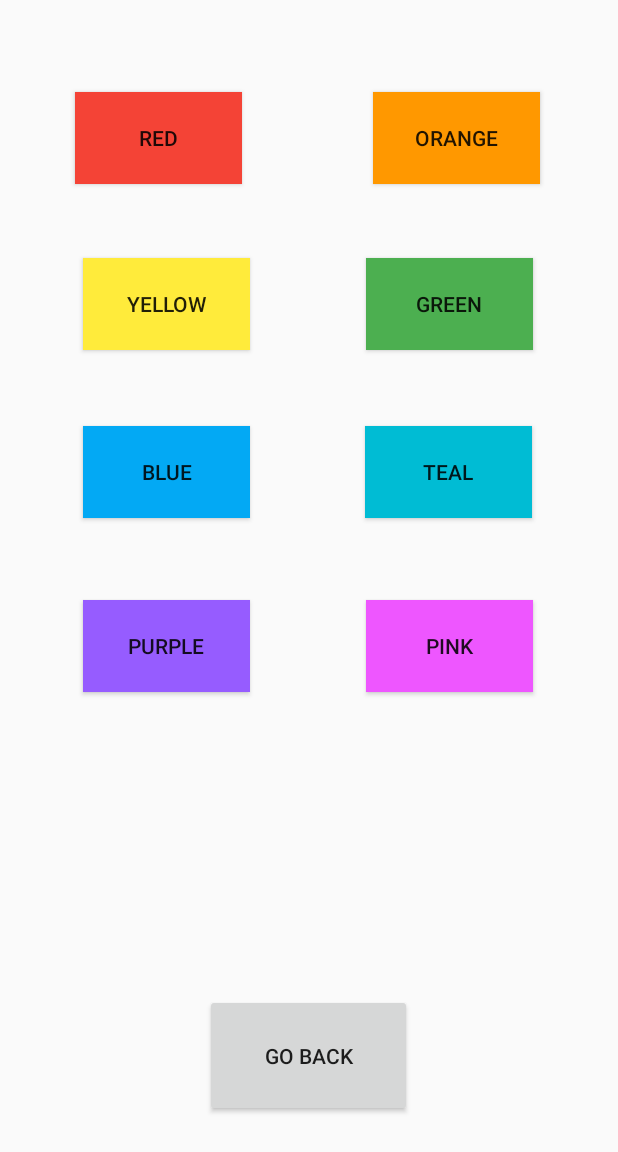
After one commit to Tron-CS125/CS125-Tron, an Android app: the layout color_customization.xml on its own in the app's theme, with its tools: preview values and no code run, on a phone screen of 412 x 824 dp. The commit adds this screen. Shown: the top 1152 px of the screen. Run offline under Robolectric (Android 15) with nearby library versions, the phone set to English and light mode, and no system bars.

Commit message:
JayBranchMonday - added ColorActivity - added SnakeActivity - added ButtonPressesActivity - added color_customization.xml - added design_menu.xml - added snake_arena.xml

```diff
--- /dev/null
+++ b/app/src/main/java/com/example/tron/SnakeActivity.java
@@ -0,0 +1,5 @@
+package com.example.tron;
+
+public class SnakeActivity extends MainActivity {
+    //code for snake arena goes here
+}
--- /dev/null
+++ b/app/src/main/res/layout/color_customization.xml
@@ -0,0 +1,147 @@
+<?xml version="1.0" encoding="utf-8"?>
+<LinearLayout xmlns:android="http://schemas.android.com/apk/res/android"
+    xmlns:app="http://schemas.android.com/apk/res-auto"
+    xmlns:tools="http://schemas.android.com/tools"
+    android:orientation="vertical" android:layout_width="match_parent"
+    android:layout_height="match_parent">
+
+    <androidx.constraintlayout.widget.ConstraintLayout
+        android:layout_width="match_parent"
+        android:layout_height="match_parent"
+        tools:layout_editor_absoluteX="-59dp"
+        tools:layout_editor_absoluteY="111dp">
+
+        <Button
+            android:id="@+id/pinkButton"
+            android:layout_width="111dp"
+            android:layout_height="61dp"
+            android:layout_marginStart="244dp"
+            android:layout_marginLeft="244dp"
+            android:layout_marginTop="400dp"
+            android:background="#EE56FF"
+            android:text="@string/pink"
+            app:layout_constraintStart_toStartOf="parent"
+            app:layout_constraintTop_toTopOf="parent" />
+
+        <Button
+            android:id="@+id/purpleButton"
+            android:layout_width="111dp"
+            android:layout_height="61dp"
+            android:layout_marginStart="55dp"
+            android:layout_marginLeft="55dp"
+            android:layout_marginTop="400dp"
+            android:layout_marginEnd="77dp"
+            android:layout_marginRight="77dp"
+            android:background="#965CFF"
+            android:text="@string/purple"
+            app:layout_constraintEnd_toStartOf="@+id/orangeButton"
+            app:layout_constraintHorizontal_bias="0.0"
+            app:layout_constraintStart_toStartOf="parent"
+            app:layout_constraintTop_toTopOf="parent" />
+
+        <Button
+            android:id="@+id/blueButton"
+            android:layout_width="111dp"
+            android:layout_height="61dp"
+            android:layout_marginStart="55dp"
+            android:layout_marginLeft="55dp"
+            android:layout_marginTop="284dp"
+            android:layout_marginEnd="77dp"
+            android:layout_marginRight="77dp"
+            android:background="#03A9F4"
+            android:text="@string/blue"
+            app:layout_constraintEnd_toStartOf="@+id/orangeButton"
+            app:layout_constraintHorizontal_bias="0.0"
+            app:layout_constraintStart_toStartOf="parent"
+            app:layout_constraintTop_toTopOf="parent" />
+
+        <Button
+            android:id="@+id/tealButton"
+            android:layout_width="111dp"
+            android:layout_height="61dp"
+            android:layout_marginStart="10dp"
+            android:layout_marginLeft="10dp"
+            android:layout_marginTop="284dp"
+            android:layout_marginEnd="57dp"
+            android:layout_marginRight="57dp"
+            android:background="#00BCD4"
+            android:text="@string/teal"
+            app:layout_constraintEnd_toEndOf="parent"
+            app:layout_constraintHorizontal_bias="1.0"
+            app:layout_constraintStart_toEndOf="@+id/redButton"
+            app:layout_constraintTop_toTopOf="parent" />
+
+        <Button
+            android:id="@+id/greenButton"
+            android:layout_width="111dp"
+            android:layout_height="61dp"
+            android:layout_marginStart="244dp"
+            android:layout_marginLeft="244dp"
+            android:layout_marginTop="172dp"
+            android:background="#4CAF50"
+            android:text="@string/green"
+            app:layout_constraintStart_toStartOf="parent"
+            app:layout_constraintTop_toTopOf="parent" />
+
+        <Button
+            android:id="@+id/redButton"
+            android:layout_width="111dp"
+            android:layout_height="61dp"
+            android:layout_marginStart="55dp"
+            android:layout_marginLeft="55dp"
+            android:layout_marginTop="61dp"
+            android:layout_marginEnd="77dp"
+            android:layout_marginRight="77dp"
+            android:background="#F44336"
+            android:text="@string/red"
+            app:layout_constraintEnd_toStartOf="@+id/orangeButton"
+            app:layout_constraintStart_toStartOf="parent"
+            app:layout_constraintTop_toTopOf="parent" />
+
+        <Button
+            android:id="@+id/yellowButton"
+            android:layout_width="111dp"
+            android:layout_height="61dp"
+            android:layout_marginStart="55dp"
+            android:layout_marginLeft="55dp"
+            android:layout_marginTop="172dp"
+            android:layout_marginEnd="77dp"
+            android:layout_marginRight="77dp"
+            android:background="#FFEB3B"
+            android:text="@string/yellow"
+            app:layout_constraintEnd_toStartOf="@+id/orangeButton"
+            app:layout_constraintHorizontal_bias="0.0"
+            app:layout_constraintStart_toStartOf="parent"
+            app:layout_constraintTop_toTopOf="parent" />
+
+        <Button
+            android:id="@+id/orangeButton"
+            android:layout_width="111dp"
+            android:layout_height="61dp"
+            android:layout_marginStart="10dp"
+            android:layout_marginLeft="10dp"
+            android:layout_marginTop="61dp"
+            android:layout_marginEnd="57dp"
+            android:layout_marginRight="57dp"
+            android:background="#FF9800"
+            android:text="@string/orange"
+            app:layout_constraintEnd_toEndOf="parent"
+            app:layout_constraintStart_toEndOf="@+id/redButton"
+            app:layout_constraintTop_toTopOf="parent" />
+
+        <Button
+            android:id="@+id/backToSettingsFromColor"
+            android:layout_width="138dp"
+            android:layout_height="82dp"
+            android:layout_marginStart="136dp"
+            android:layout_marginLeft="136dp"
+            android:layout_marginEnd="137dp"
+            android:layout_marginRight="137dp"
+            android:layout_marginBottom="79dp"
+            android:text="@string/go_back"
+            app:layout_constraintBottom_toBottomOf="parent"
+            app:layout_constraintEnd_toEndOf="parent"
+            app:layout_constraintStart_toStartOf="parent" />
+
+    </androidx.constraintlayout.widget.ConstraintLayout>
+</LinearLayout>
--- /dev/null
+++ b/app/src/main/res/layout/snake_arena.xml
@@ -0,0 +1,6 @@
+<?xml version="1.0" encoding="utf-8"?>
+<LinearLayout xmlns:android="http://schemas.android.com/apk/res/android"
+    android:orientation="vertical" android:layout_width="match_parent"
+    android:layout_height="match_parent">
+
+</LinearLayout>
--- a/app/src/main/res/values/strings.xml
+++ b/app/src/main/res/values/strings.xml
@@ -13,4 +13,14 @@
     <string name="design">Design</string>
     <string name="color">Color</string>
     <string name="initial_image_for_tron_game">Initial Image for Tron Game</string>
+    <string name="settings">Settings</string>
+    <string name="pink">Pink</string>
+    <string name="purple">Purple</string>
+    <string name="teal">Teal</string>
+    <string name="blue">Blue</string>
+    <string name="green">Green</string>
+    <string name="yellow">Yellow</string>
+    <string name="orange">Orange</string>
+    <string name="red">Red</string>
+    <string name="ultimate_snake_replace_later_with_custom_logo">ULTIMATE SNAKE (replace later with custom logo)</string>
 </resources>
--- a/build.gradle
+++ b/build.gradle
@@ -1,6 +1,7 @@
 // Top-level build file where you can add configuration options common to all sub-projects/modules.
 
 buildscript {
+    ext.kotlin_version = '1.3.72'
     repositories {
         google()
         jcenter()
@@ -8,6 +9,7 @@ buildscript {
     }
     dependencies {
         classpath 'com.android.tools.build:gradle:3.5.3'
+        classpath "org.jetbrains.kotlin:kotlin-gradle-plugin:$kotlin_version"
 
         // NOTE: Do not place your application dependencies here; they belong
         // in the individual module build.gradle files
```
Also changed, not shown: app/build.gradle (+7 -0 lines), app/src/main/java/com/example/tron/ButtonPressesActivity.java (added, +87 -0 lines), app/src/main/java/com/example/tron/ColorActivity.java (added, +42 -0 lines), app/src/main/java/com/example/tron/MainActivity.java (+2 -8 lines), app/src/main/res/layout/activity_main.xml (+37 -4 lines), app/src/main/res/layout/design_menu.xml (added, +25 -0 lines), app/src/main/res/layout/enter_name.xml (deleted, +0 -47 lines).
